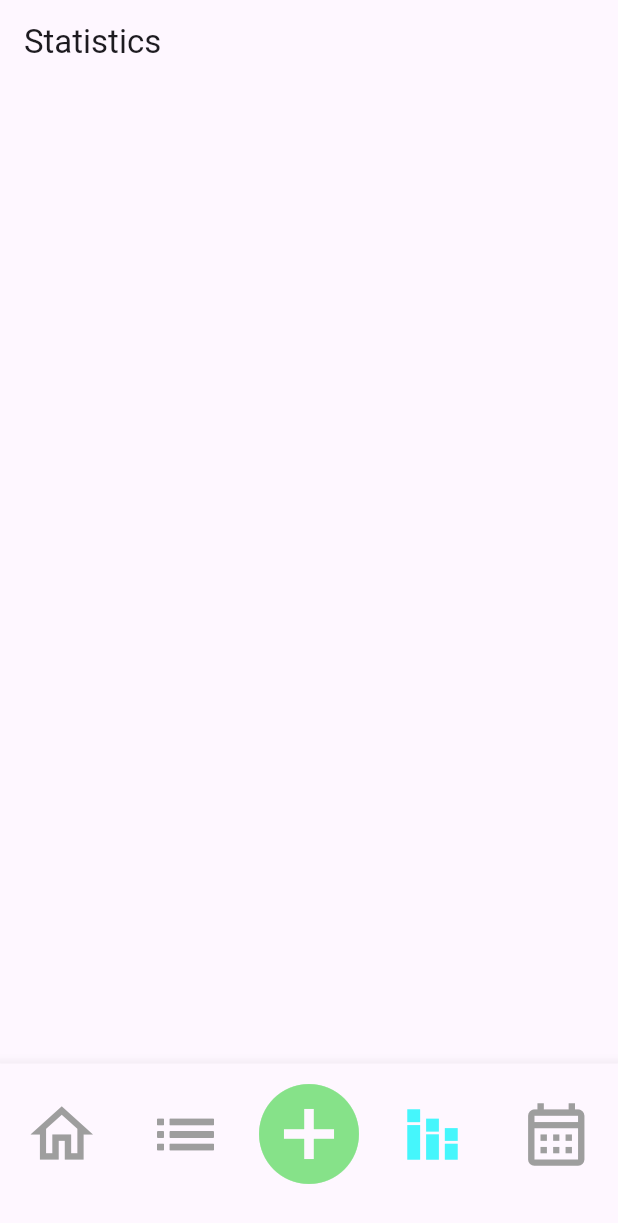
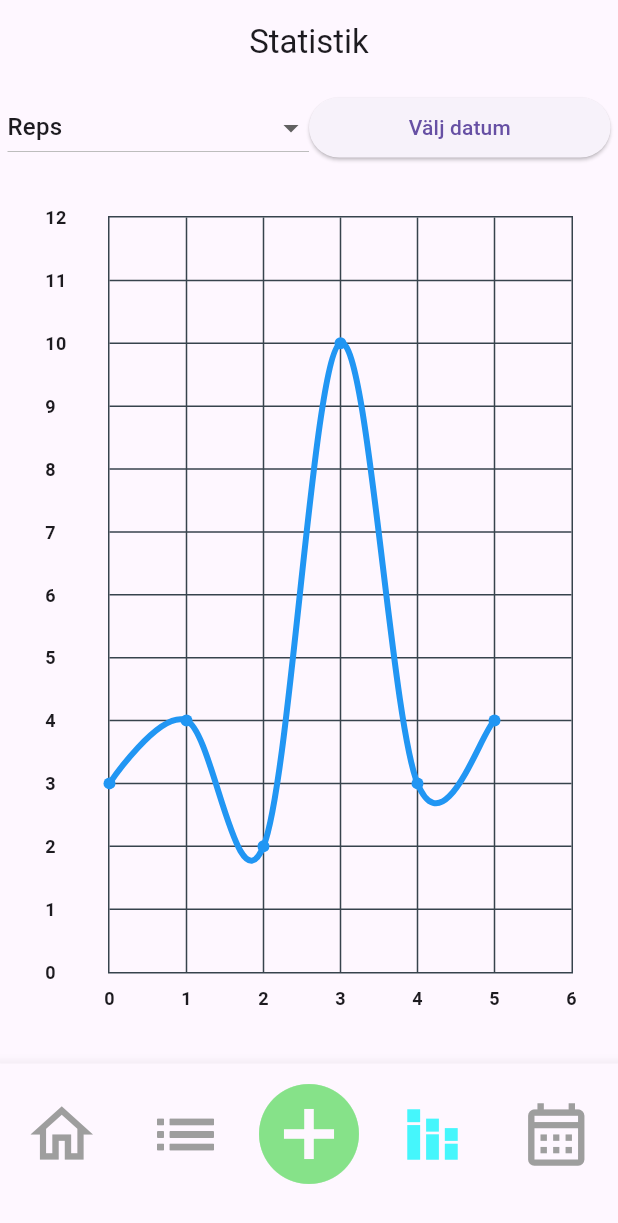
Before and after one commit to niceric/ultimateexercise, a Flutter app: the screen it shows after launch, item 4 of the bottom bar chosen, on a phone screen of 412 x 824 dp. Shown: the top 1223 px of the screen. Run offline on Flutter 3.47's test engine with Material 3 defaults, Android fonts, the phone set to English and light mode, and no system bars; drawn by our look-alikes of fl_chart; our stand-ins replace flutter_dotenv, geocoding, geolocator, go_router, table_calendar.

Commit message:
Fixat till statistics

```diff
--- a/trainingapp/lib/components/charts.dart
+++ b/trainingapp/lib/components/charts.dart
@@ -0,0 +1,166 @@
+import 'package:flutter/material.dart';
+import 'package:fl_chart/fl_chart.dart';
+import '../components/enums.dart' as app_enums;  // Använd alias för enums
+
+class LineChartWithDropdown extends StatelessWidget {
+  final app_enums.Metric selectedMetric;  // Data som ska visas Reps, Sets och Weight
+  final DateTime? startDate;
+  final DateTime? endDate;
+
+  LineChartWithDropdown({required this.selectedMetric, this.startDate, this.endDate});
+
+  @override
+  Widget build(BuildContext context) {
+    return Padding(
+      padding: const EdgeInsets.all(30.0),
+      child: LineChart(
+        mainData(),  // Metod för att bygga grafen baserat på dropdown-värden och datumet
+      ),
+    );
+  }
+
+  Widget bottomTitleWidgets(double value, TitleMeta meta) {
+    const style = TextStyle(
+      fontWeight: FontWeight.bold,
+      fontSize: 12,
+    );
+    Widget text;
+    if (startDate != null && endDate != null) {
+      DateTime date = startDate!.add(Duration(days: value.toInt()));
+      text = Text(
+        '${date.day}/${date.month}',
+        style: style,
+      );
+    } else {
+      text = Text(
+        value.toInt().toString(),
+        style: style,
+      );
+    }
+
+    return SideTitleWidget(
+      axisSide: meta.axisSide,
+      child: text,
+    );
+  }
+
+  Widget leftTitleWidgets(double value, TitleMeta meta) {
+    const style = TextStyle(
+      fontWeight: FontWeight.bold,
+      fontSize: 12,
+    );
+    String text;
+    if (selectedMetric == app_enums.Metric.Weight) {
+      text = value.toInt().toString();
+    } else {
+      text = value.toInt().toString();
+    }
+
+    return Text(text, style: style, textAlign: TextAlign.left);
+  }
+
+  LineChartData mainData() {
+    List<FlSpot> spots = [];
+
+    switch (selectedMetric) {
+      case app_enums.Metric.Reps:
+        spots = [
+          FlSpot(0, 3),
+          FlSpot(1, 4),
+          FlSpot(2, 2),
+          FlSpot(3, 10),
+          FlSpot(4, 3),
+          FlSpot(5, 4),
+        ];
+        break;
+      case app_enums.Metric.Sets:
+        spots = [
+          FlSpot(0, 1),
+          FlSpot(1, 2),
+          FlSpot(2, 2),
+          FlSpot(3, 3),
+          FlSpot(4, 2),
+          FlSpot(5, 2),
+        ];
+        break;
+      case app_enums.Metric.Weight:
+        spots = [
+          FlSpot(0, 60),
+          FlSpot(1, 65),
+          FlSpot(2, 68),
+          FlSpot(3, 70),
+          FlSpot(4, 73),
+          FlSpot(5, 78),
+        ];
+        break;
+    }
+
+    // Hitta det högsta värdet i spots för att dynamiskt justera maxY
+    double maxYValue = spots.map((spot) => spot.y).reduce((a, b) => a > b ? a : b);
+    double maxY = (maxYValue * 1.2).ceilToDouble(); // Lägg till 20% marginal
+
+    return LineChartData(
+      gridData: FlGridData(
+        show: true,
+        drawVerticalLine: true,
+        horizontalInterval: selectedMetric == app_enums.Metric.Weight ? 10 : 1,
+        verticalInterval: 1,
+        getDrawingHorizontalLine: (value) {
+          return const FlLine(
+            color: Color(0xff37434d),
+            strokeWidth: 1,
+          );
+        },
+        getDrawingVerticalLine: (value) {
+          return const FlLine(
+            color: Color(0xff37434d),
+            strokeWidth: 1,
+          );
+        },
+      ),
+      titlesData: FlTitlesData(
+        show: true,
+        rightTitles: const AxisTitles(
+          sideTitles: SideTitles(showTitles: false),
+        ),
+        topTitles: const AxisTitles(
+          sideTitles: SideTitles(showTitles: false),
+        ),
+        bottomTitles: AxisTitles(
+          sideTitles: SideTitles(
+            showTitles: true,
+            reservedSize: 30,
+            interval: 1,
+            getTitlesWidget: bottomTitleWidgets,
+          ),
+        ),
+        leftTitles: AxisTitles(
+          sideTitles: SideTitles(
+            showTitles: true,
+            interval: selectedMetric == app_enums.Metric.Weight ? 10 : 1,
+            getTitlesWidget: leftTitleWidgets,
+            reservedSize: 42,
+          ),
+        ),
+      ),
+      borderData: FlBorderData(
+        show: true,
+        border: Border.all(color: const Color(0xff37434d)),
+      ),
+      minX: 0,
+      maxX: startDate != null && endDate != null
+          ? endDate!.difference(startDate!).inDays.toDouble()
+          : 6,
+      minY: 0,
+      maxY: maxY, // Dynamisk justering av maxY
+      lineBarsData: [
+        LineChartBarData(
+          spots: spots,
+          isCurved: true,
+          barWidth: 4,
+          color: Colors.blue,
+        ),
+      ],
+    );
+  }
+}
--- /dev/null
+++ b/trainingapp/lib/components/enums.dart
@@ -0,0 +1,2 @@
+enum Metric { Reps, Sets, Weight }
+enum Interval { Days, Weeks, Months }
--- a/trainingapp/lib/screens/statistics.dart
+++ b/trainingapp/lib/screens/statistics.dart
@@ -1,17 +1,130 @@
 import 'package:flutter/material.dart';
+import 'package:intl/intl.dart';
 import 'package:trainingapp/components/bottom_appbar.dart';
+import '../components/charts.dart';
+import '../components/enums.dart' as app_enums;  // Använd alias för enums
 
-class Statistics extends StatelessWidget {
-  const Statistics({super.key});
+void main() {
+  runApp(MyApp());
+}
+
+class MyApp extends StatelessWidget {
+  @override
+  Widget build(BuildContext context) {
+    return MaterialApp(
+      home: Statisticspage(),
+    );
+  }
+}
+
+class Statisticspage extends StatefulWidget {
+  @override
+  _StatisticspageState createState() => _StatisticspageState();
+}
+
+class _StatisticspageState extends State<Statisticspage> {
+  app_enums.Metric selectedMetric = app_enums.Metric.Reps;  // Standard val för dropdown
+  DateTimeRange? selectedDateRange;  // Datumintervall för grafen
 
   @override
   Widget build(BuildContext context) {
     return Scaffold(
       appBar: AppBar(
-        title: Text('Statistics'),
+        title: Text('Statistik'),
+        centerTitle: true,
         automaticallyImplyLeading: false,
+      ),
+      body: StatisticspageContent(
+        selectedMetric: selectedMetric,
+        selectedDateRange: selectedDateRange,
+        onMetricChanged: (newMetric) {
+          setState(() {
+            selectedMetric = newMetric;
+          });
+        },
+        onDateRangeChanged: (newDateRange) {
+          setState(() {
+            selectedDateRange = newDateRange;
+          });
+        },
       ),
       bottomNavigationBar: BottomMenu(),
     );
   }
 }
+
+class StatisticspageContent extends StatelessWidget {
+  final app_enums.Metric selectedMetric;
+  final DateTimeRange? selectedDateRange;
+  final ValueChanged<app_enums.Metric> onMetricChanged;
+  final ValueChanged<DateTimeRange?> onDateRangeChanged;
+
+  StatisticspageContent({
+    required this.selectedMetric,
+    required this.selectedDateRange,
+    required this.onMetricChanged,
+    required this.onDateRangeChanged,
+  });
+
+  @override
+  Widget build(BuildContext context) {
+    return Column(
+      children: [
+        // Rad för att placera dropdown och datumväljare bredvid varandra
+        Padding(
+          padding: const EdgeInsets.all(5.0),
+          child: Row(
+            mainAxisAlignment: MainAxisAlignment.spaceEvenly,
+            children: [
+              // Dropdown för val av data Reps, Sets och Weight
+              Expanded(
+                child: DropdownButton<app_enums.Metric>(
+                  value: selectedMetric,
+                  items: app_enums.Metric.values.map((app_enums.Metric value) {
+                    return DropdownMenuItem<app_enums.Metric>(
+                      value: value,
+                      child: Text(value.toString().split('.').last),
+                    );
+                  }).toList(),
+                  onChanged: (app_enums.Metric? newValue) {
+                    if (newValue != null) {
+                      onMetricChanged(newValue);
+                    }
+                  },
+                  isExpanded: true,
+                ),
+              ),
+              // Datumväljare för att välja datumintervall
+              Expanded(
+                child: ElevatedButton(
+                  onPressed: () async {
+                    DateTimeRange? picked = await showDateRangePicker(
+                      context: context,
+                      firstDate: DateTime(2000),
+                      lastDate: DateTime(2101),
+                    );
+                    if (picked != null && picked != selectedDateRange) {
+                      onDateRangeChanged(picked);
+                    }
+                  },
+                  child: Text(
+                    selectedDateRange == null
+                        ? 'Välj datum'
+                        : '${DateFormat('yyyy-MM-dd').format(selectedDateRange!.start)} - ${DateFormat('yyyy-MM-dd').format(selectedDateRange!.end)}',
+                  ),
+                ),
+              ),
+            ],
+          ),
+        ),
+        Expanded(
+          child: LineChartWithDropdown(
+            selectedMetric: selectedMetric,
+            startDate: selectedDateRange?.start,
+            endDate: selectedDateRange?.end,
+          ),
+        ),
+      ],
+    );
+  }
+}
--- a/trainingapp/lib/states/screen_index_provider.dart
+++ b/trainingapp/lib/states/screen_index_provider.dart
@@ -61,7 +61,7 @@ class ScreenIndexProvider extends ChangeNotifier {
             GoRoute(
               path: 'statistics',
               builder: (BuildContext context, GoRouterState state) {
-                return Statistics(); //byt denna om ni vill ha en annan skräm här
+                return Statisticspage(); //byt denna om ni vill ha en annan skräm här
               },
             ),
             GoRoute(
--- a/trainingapp/pubspec.yaml
+++ b/trainingapp/pubspec.yaml
@@ -31,7 +31,6 @@ environment:
 dependencies:
   flutter:
     sdk: flutter
-
   # The following adds the Cupertino Icons font to your application.
   # Use with the CupertinoIcons class for iOS style icons.
   cupertino_icons: ^1.0.8
@@ -47,6 +46,8 @@ dev_dependencies:
     sdk: flutter
   intl: any
   table_calendar: ^3.1.2
+  fl_chart: ^0.69.0
+
 
 
   # The "flutter_lints" package below contains a set of recommended lints to
```
